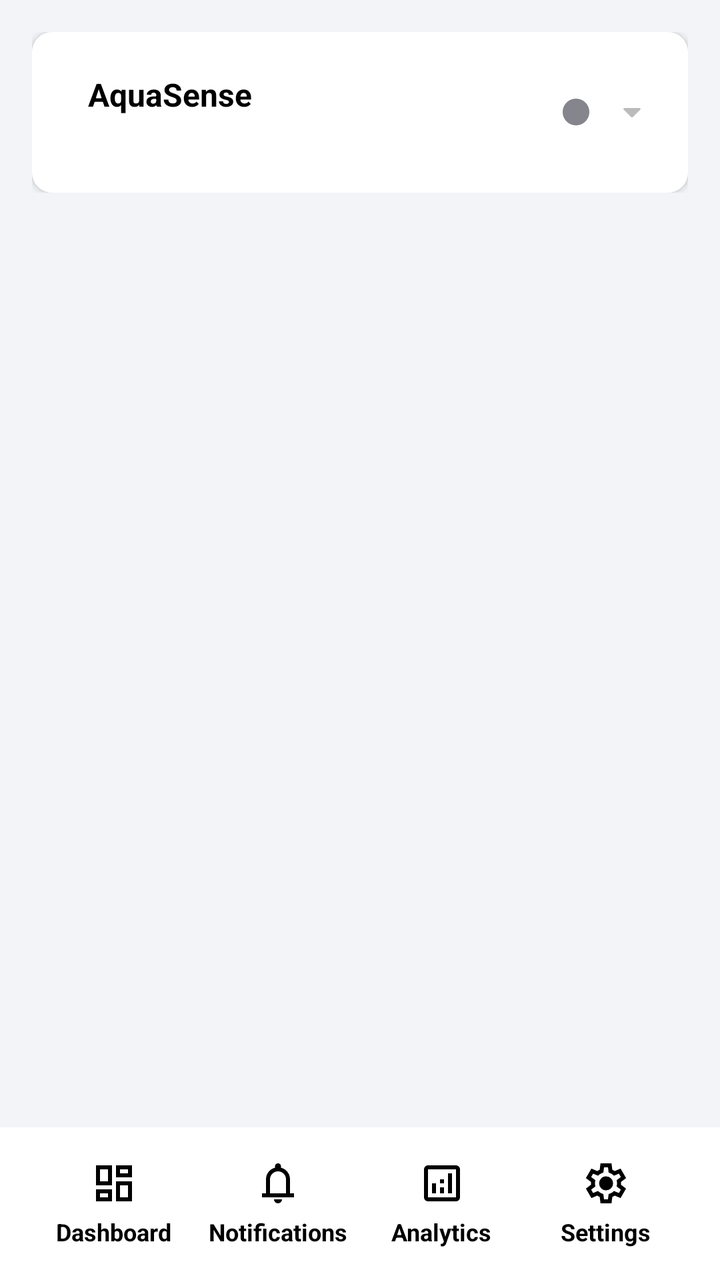
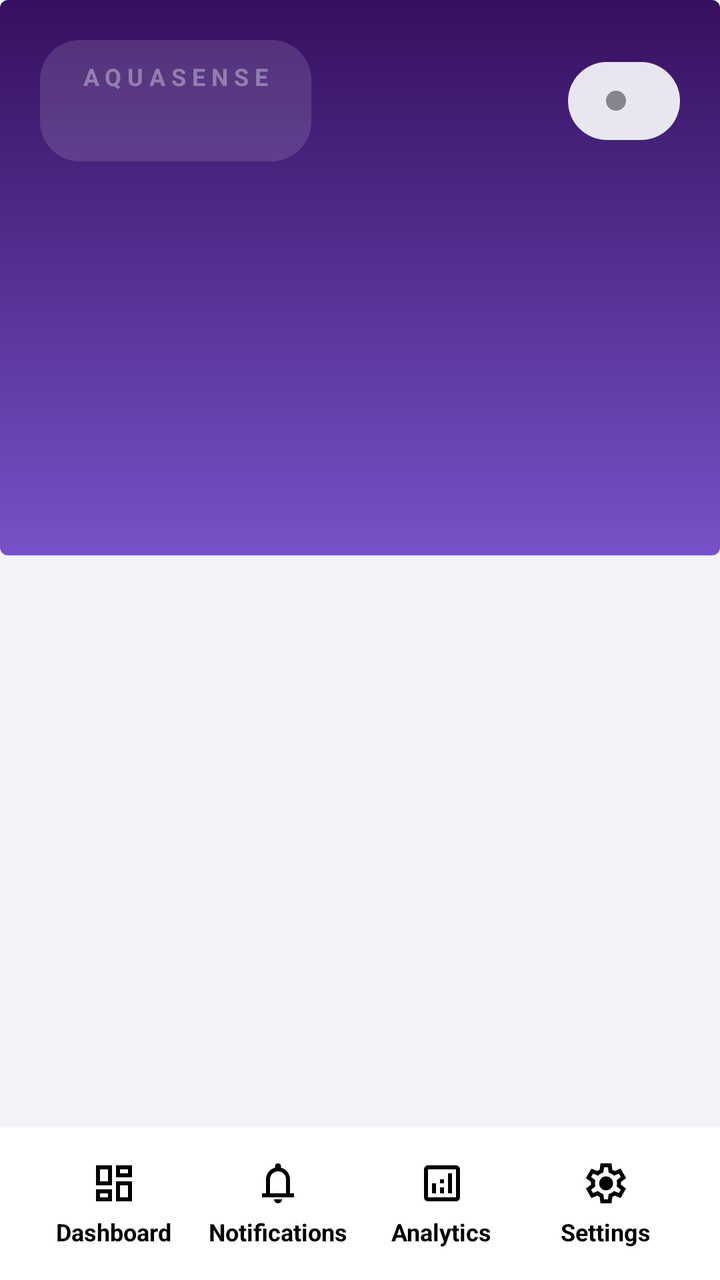

Two renders of the same Android screen: before a commit and after it. Below are the layout's source before the change and the commit's diff.
<!-- AndroidManifest.xml: application theme Theme.AquaSense -->
<!-- res/layout/fragment_dashboard.xml -->
<?xml version="1.0" encoding="utf-8"?>
<androidx.constraintlayout.widget.ConstraintLayout
    xmlns:android="http://schemas.android.com/apk/res/android"
    xmlns:app="http://schemas.android.com/apk/res-auto"
    android:layout_width="match_parent"
    android:layout_height="match_parent"
    android:background="@color/background"
    android:orientation="vertical"
>
    <LinearLayout
        android:id="@+id/dashboardHeader"
        app:layout_constraintTop_toTopOf="parent"
        android:layout_width="match_parent"
        android:layout_height="wrap_content"
        android:background="@color/background"
        android:orientation="vertical"
        android:layout_margin="16dp"
    >
        <LinearLayout
            android:layout_width="match_parent"
            android:layout_height="wrap_content"
            android:background="@drawable/bg_settings_card"
            android:clickable="true"
            android:elevation="2dp"
            android:focusable="true"
            android:foreground="?attr/selectableItemBackground"
            android:gravity="center_vertical"
            android:orientation="horizontal"
            android:padding="16dp"
        >
            <LinearLayout
                android:layout_width="0dp"
                android:layout_height="wrap_content"
                android:layout_weight="1"
                android:orientation="horizontal"
                android:gravity="center_vertical"
            >
                <TextView
                    android:id="@+id/aquariumTitleIcon"
                    android:layout_width="wrap_content"
                    android:layout_height="wrap_content"
                    android:textSize="36sp"
                />
                <LinearLayout
                    android:layout_marginStart="12dp"
                    android:layout_width="match_parent"
                    android:layout_height="wrap_content"
                    android:orientation="vertical"
                >
                    <TextView
                        android:layout_width="wrap_content"
                        android:layout_height="wrap_content"
                        android:textColor="@color/text_primary"
                        android:text="@string/app_name"
                        android:textSize="16sp"
                        android:textStyle="bold"
                    />
                    <TextView
                        android:id="@+id/aquariumTitleText"
                        android:layout_width="wrap_content"
                        android:layout_height="wrap_content"
                        android:textColor="@color/text_primary"
                        android:textSize="13sp"
                    />
                </LinearLayout>
            </LinearLayout>

            <ImageView
                android:id="@+id/aquariumBoardStatusIcon"
                android:layout_width="16dp"
                android:layout_height="16dp"
                android:src="@drawable/gray_circle_24"
                android:contentDescription="@null"
            />

            <TextView
                android:id="@+id/aquariumBoardStatusText"
                android:layout_width="wrap_content"
                android:layout_height="wrap_content"
                android:layout_marginStart="4dp"
                android:textColor="@color/text_primary"
                android:textSize="16sp"
                android:textStyle="bold"
            />

            <ImageView
                android:layout_width="24dp"
                android:layout_height="24dp"
                android:layout_marginStart="4dp"
                android:src="@drawable/rounded_arrow_drop_down_24"
                android:contentDescription="@null"
            />
        </LinearLayout>
    </LinearLayout>
    <androidx.recyclerview.widget.RecyclerView
        android:id="@+id/sensorGrid"
        app:layout_constraintTop_toBottomOf="@id/dashboardHeader"
        app:layout_constraintBottom_toTopOf="@id/dashboardFooter"
        app:layout_constraintStart_toStartOf="parent"
        app:layout_constraintEnd_toEndOf="parent"
        android:layout_width="0dp"
        android:layout_height="0dp"
        android:padding="16dp"
        android:clipToPadding="false"
    />
    <LinearLayout
        android:id="@+id/dashboardFooter"
        app:layout_constraintBottom_toBottomOf="parent"
        android:layout_width="match_parent"
        android:layout_height="wrap_content"
        android:background="@color/card_background"
        android:orientation="horizontal"
        android:gravity="center_vertical"
        android:padding="16dp"
        android:baselineAligned="false"
    >
        <LinearLayout
            android:id="@+id/navbarDashboard"
            android:layout_width="0dp"
            android:layout_height="wrap_content"
            android:layout_weight="1"
            android:gravity="center"
            android:background="@color/card_background"
            android:orientation="vertical"
            android:clickable="true"
            android:focusable="true"
            android:foreground="?attr/selectableItemBackgroundBorderless"
        >
            <ImageView
                android:layout_width="24dp"
                android:layout_height="24dp"
                android:src="@drawable/dashboard_24px"
                android:contentDescription="@null"
            />
            <TextView
                android:layout_width="wrap_content"
                android:layout_height="wrap_content"
                android:textColor="@color/text_primary"
                android:text="@string/dashboard"
                android:layout_marginTop="4dp"
                android:textSize="12sp"
                android:textStyle="bold"
            />
        </LinearLayout>
        <LinearLayout
            android:id="@+id/navbarNotifications"
            android:layout_width="0dp"
            android:layout_height="wrap_content"
            android:layout_weight="1"
            android:gravity="center"
            android:background="@color/card_background"
            android:orientation="vertical"
            android:clickable="true"
            android:focusable="true"
            android:foreground="?attr/selectableItemBackgroundBorderless"
            >
            <ImageView
                android:layout_width="24dp"
                android:layout_height="24dp"
                android:src="@drawable/notifications_24px"
                android:contentDescription="@null"
                />
            <TextView
                android:layout_width="wrap_content"
                android:layout_height="wrap_content"
                android:textColor="@color/text_primary"
                android:text="@string/notifications"
                android:layout_marginTop="4dp"
                android:textSize="12sp"
                android:textStyle="bold"
                />
        </LinearLayout>
        <LinearLayout
            android:id="@+id/navbarAnalytics"
            android:layout_width="0dp"
            android:layout_height="wrap_content"
            android:layout_weight="1"
            android:gravity="center"
            android:background="@color/card_background"
            android:orientation="vertical"
            android:clickable="true"
            android:focusable="true"
            android:foreground="?attr/selectableItemBackgroundBorderless"
            >
            <ImageView
                android:layout_width="24dp"
                android:layout_height="24dp"
                android:src="@drawable/analytics_24px"
                android:contentDescription="@null"
                />
            <TextView
                android:layout_width="wrap_content"
                android:layout_height="wrap_content"
                android:textColor="@color/text_primary"
                android:text="@string/analytics"
                android:layout_marginTop="4dp"
                android:textSize="12sp"
                android:textStyle="bold"
                />
        </LinearLayout>
        <LinearLayout
            android:id="@+id/navbarSettings"
            android:layout_width="0dp"
            android:layout_height="wrap_content"
            android:layout_weight="1"
            android:gravity="center"
            android:background="@color/card_background"
            android:orientation="vertical"
            android:clickable="true"
            android:focusable="true"
            android:foreground="?attr/selectableItemBackgroundBorderless"
            >
            <ImageView
                android:layout_width="24dp"
                android:layout_height="24dp"
                android:src="@drawable/settings_24px"
                android:contentDescription="@null"
                />
            <TextView
                android:layout_width="wrap_content"
                android:layout_height="wrap_content"
                android:textColor="@color/text_primary"
                android:text="@string/settings"
                android:layout_marginTop="4dp"
                android:textSize="12sp"
                android:textStyle="bold"
                />
        </LinearLayout>
    </LinearLayout>
</androidx.constraintlayout.widget.ConstraintLayout>
<!-- resources referenced by this layout -->
<resources>
  <color name="background">#FFF2F4F8</color>
  <color name="card_background">#FFFFFFFF</color>
  <color name="text_primary">#FF000000</color>
  <!-- drawable bg_settings_card (drawable) -->
  <?xml version="1.0" encoding="utf-8"?>
  <shape xmlns:android="http://schemas.android.com/apk/res/android"
      android:shape="rectangle">
      <solid android:color="@color/card_background" />
      <corners android:radius="10dp" />
  </shape>
  <!-- drawable dashboard_24px (drawable) -->
  <vector xmlns:android="http://schemas.android.com/apk/res/android"
      android:width="24dp"
      android:height="24dp"
      android:viewportWidth="960"
      android:viewportHeight="960"
      android:tint="@color/text_primary">
    <path
        android:fillColor="@android:color/white"
        android:pathData="M520,360L520,120L840,120L840,360L520,360ZM120,520L120,120L440,120L440,520L120,520ZM520,840L520,440L840,440L840,840L520,840ZM120,840L120,600L440,600L440,840L120,840ZM200,440L360,440L360,200L200,200L200,440ZM600,760L760,760L760,520L600,520L600,760ZM600,280L760,280L760,200L600,200L600,280ZM200,760L360,760L360,680L200,680L200,760ZM360,440L360,440L360,440L360,440ZM600,280L600,280L600,280L600,280ZM600,520L600,520L600,520L600,520ZM360,680L360,680L360,680L360,680Z"/>
  </vector>
  <!-- drawable gray_circle_24 (drawable) -->
  <vector xmlns:android="http://schemas.android.com/apk/res/android" android:height="24dp" android:tint="@color/status_gray" android:viewportHeight="24" android:viewportWidth="24" android:width="24dp">
        
      <path android:fillColor="@android:color/white" android:pathData="M12,2C6.47,2 2,6.47 2,12s4.47,10 10,10 10,-4.47 10,-10S17.53,2 12,2z"/>
      
  </vector>
  <!-- drawable rounded_arrow_drop_down_24 (drawable) -->
  <vector xmlns:android="http://schemas.android.com/apk/res/android" android:height="24dp" android:tint="@color/icon_gray" android:viewportHeight="960" android:viewportWidth="960" android:width="24dp">
        
      <path android:fillColor="@android:color/white" android:pathData="M459,579L314,434Q311,431 309.5,427.5Q308,424 308,420Q308,412 313.5,406Q319,400 328,400L632,400Q641,400 646.5,406Q652,412 652,420Q652,422 646,434L501,579Q496,584 491,586Q486,588 480,588Q474,588 469,586Q464,584 459,579Z"/>
      
  </vector>
  <string name="analytics">Analytics</string>
  <string name="app_name">AquaSense</string>
  <string name="dashboard">Dashboard</string>
  <string name="notifications">Notifications</string>
  <string name="settings">Settings</string>
  <style name="Theme.AquaSense" parent="Theme.MaterialComponents.DayNight.NoActionBar" />
  <color name="status_gray">#FF84858D</color>
  <color name="icon_gray">#FFBBBBBB</color>
  <!-- unchanged entries left out for length: 3 -->
</resources>

<!-- the commit's change to res/layout/fragment_dashboard.xml (unified diff, before → after) -->
@@ -7,91 +7,147 @@
     android:background="@color/background"
     android:orientation="vertical"
 >
-    <LinearLayout
+    <com.google.android.material.card.MaterialCardView
         android:id="@+id/dashboardHeader"
         app:layout_constraintTop_toTopOf="parent"
         android:layout_width="match_parent"
         android:layout_height="wrap_content"
-        android:background="@color/background"
-        android:orientation="vertical"
-        android:layout_margin="16dp"
+        app:cardElevation="0dp"
     >
-        <LinearLayout
+        <androidx.constraintlayout.widget.ConstraintLayout
+            android:id="@+id/dashboardHeaderGradient"
             android:layout_width="match_parent"
-            android:layout_height="wrap_content"
-            android:background="@drawable/bg_settings_card"
-            android:clickable="true"
-            android:elevation="2dp"
-            android:focusable="true"
-            android:foreground="?attr/selectableItemBackground"
-            android:gravity="center_vertical"
-            android:orientation="horizontal"
-            android:padding="16dp"
+            android:layout_height="match_parent"
+            android:background="@drawable/bg_dashboard_header"
         >
-            <LinearLayout
-                android:layout_width="0dp"
-                android:layout_height="wrap_content"
-                android:layout_weight="1"
-                android:orientation="horizontal"
+            <androidx.constraintlayout.widget.ConstraintLayout
+                android:id="@+id/aquariumHeader"
+                android:layout_width="match_parent"
+                android:layout_height="wrap_content"
                 android:gravity="center_vertical"
-            >
-                <TextView
-                    android:id="@+id/aquariumTitleIcon"
+                app:layout_constraintStart_toStartOf="parent"
+                app:layout_constraintEnd_toEndOf="parent"
+                app:layout_constraintTop_toTopOf="parent"
+                app:layout_constraintBottom_toTopOf="@id/aquariumSensorsStatusIcon"
+            >
+                
+                <LinearLayout
+                    android:id="@+id/aquariumSelector"
                     android:layout_width="wrap_content"
                     android:layout_height="wrap_content"
-                    android:textSize="36sp"
-                />
-                <LinearLayout
-                    android:layout_marginStart="12dp"
-                    android:layout_width="match_parent"
-                    android:layout_height="wrap_content"
+                    android:layout_marginStart="20dp"
+                    android:layout_marginTop="20dp"
+                    android:background="@drawable/bg_chip_0x22_alpha"
+                    android:gravity="center"
                     android:orientation="vertical"
+                    android:paddingHorizontal="20dp"
+                    android:paddingVertical="10dp"
+                    app:layout_constraintStart_toStartOf="parent"
+                    app:layout_constraintTop_toTopOf="parent"
+                    app:layout_constraintBottom_toBottomOf="parent"
+                    android:clickable="true"
+                    android:focusable="true"
+                    android:foreground="@drawable/rounded_ripple_20dp_radius"
                 >
                     <TextView
+                        android:text="@string/app_name_uppercase"
                         android:layout_width="wrap_content"
                         android:layout_height="wrap_content"
-                        android:textColor="@color/text_primary"
-                        android:text="@string/app_name"
-                        android:textSize="16sp"
+                        android:textColor="@color/alpha_0x60_white"
+                        android:textSize="12sp"
                         android:textStyle="bold"
+                        android:letterSpacing="0.25"
                     />
                     <TextView
                         android:id="@+id/aquariumTitleText"
                         android:layout_width="wrap_content"
                         android:layout_height="wrap_content"
-                        android:textColor="@color/text_primary"
-                        android:textSize="13sp"
+                        android:textColor="@color/alpha_0xD0_white"
+                        android:textSize="18sp"
+                        android:textStyle="bold"
                     />
                 </LinearLayout>
-            </LinearLayout>
-
-            <ImageView
-                android:id="@+id/aquariumBoardStatusIcon"
-                android:layout_width="16dp"
-                android:layout_height="16dp"
-                android:src="@drawable/gray_circle_24"
-                android:contentDescription="@null"
-            />
-
-            <TextView
-                android:id="@+id/aquariumBoardStatusText"
-                android:layout_width="wrap_content"
-                android:layout_height="wrap_content"
-                android:layout_marginStart="4dp"
-                android:textColor="@color/text_primary"
+
+                
+                <LinearLayout
+                    android:id="@+id/aquariumBoardStatus"
+                    android:layout_width="wrap_content"
+                    android:layout_height="wrap_content"
+                    android:layout_marginEnd="20dp"
+                    android:layout_marginTop="20dp"
+                    android:background="@drawable/bg_chip_0xf0_alpha"
+                    android:gravity="center_vertical"
+                    android:orientation="horizontal"
+                    android:paddingHorizontal="18dp"
+                    android:paddingVertical="10dp"
+                    app:layout_constraintEnd_toEndOf="parent"
+                    app:layout_constraintTop_toTopOf="parent"
+                    app:layout_constraintBottom_toBottomOf="parent"
+                >
+                    <ImageView
+                        android:id="@+id/aquariumBoardStatusIcon"
+                        android:layout_width="12dp"
+                        android:layout_height="12dp"
+                        android:src="@drawable/gray_circle_24"
+                        android:contentDescription="@null"
+                    />
+                    <TextView
+                        android:id="@+id/aquariumBoardStatusText"
+                        android:layout_marginStart="8dp"
+                        android:layout_width="wrap_content"
+                        android:layout_height="wrap_content"
+                        android:textSize="14sp"
+                        android:textStyle="bold"
+                    />
+                </LinearLayout>
+            </androidx.constraintlayout.widget.ConstraintLayout>
+
+            
+            <TextView
+                android:id="@+id/aquariumSensorsStatusIcon"
+                android:layout_width="wrap_content"
+                android:layout_height="wrap_content"
+                android:layout_marginVertical="10dp"
+                android:textSize="72sp"
+                app:layout_constraintTop_toBottomOf="@id/aquariumHeader"
+                app:layout_constraintBottom_toTopOf="@id/aquariumSensorsStatusHeading"
+                app:layout_constraintStart_toStartOf="parent"
+                app:layout_constraintEnd_toEndOf="parent"
+            />
+
+            
+            <TextView
+                android:id="@+id/aquariumSensorsStatusHeading"
+                android:layout_width="wrap_content"
+                android:layout_height="wrap_content"
+                android:textColor="@color/alpha_0xF0_white"
+                android:textSize="28sp"
+                android:textStyle="bold"
+                app:layout_constraintTop_toBottomOf="@id/aquariumSensorsStatusIcon"
+                app:layout_constraintBottom_toTopOf="@id/aquariumSensorsStatusDescription"
+                app:layout_constraintStart_toStartOf="parent"
+                app:layout_constraintEnd_toEndOf="parent"
+            />
+
+            
+            <TextView
+                android:id="@+id/aquariumSensorsStatusDescription"
+                android:layout_width="wrap_content"
+                android:layout_height="wrap_content"
+                android:gravity="center"
+                android:textColor="@color/alpha_0xC0_white"
                 android:textSize="16sp"
-                android:textStyle="bold"
-            />
-
-            <ImageView
-                android:layout_width="24dp"
-                android:layout_height="24dp"
-                android:layout_marginStart="4dp"
-                android:src="@drawable/rounded_arrow_drop_down_24"
-                android:contentDescription="@null"
-            />
-        </LinearLayout>
-    </LinearLayout>
+                android:layout_marginTop="2dp"
+                android:layout_marginBottom="20dp"
+                android:paddingHorizontal="50dp"
+                app:layout_constraintTop_toBottomOf="@id/aquariumSensorsStatusHeading"
+                app:layout_constraintBottom_toBottomOf="parent"
+                app:layout_constraintStart_toStartOf="parent"
+                app:layout_constraintEnd_toEndOf="parent"
+            />
+        </androidx.constraintlayout.widget.ConstraintLayout>
+    </com.google.android.material.card.MaterialCardView>
+
     <androidx.recyclerview.widget.RecyclerView
         android:id="@+id/sensorGrid"
         app:layout_constraintTop_toBottomOf="@id/dashboardHeader"
@@ -103,6 +159,7 @@
         android:padding="16dp"
         android:clipToPadding="false"
     />
+
     <LinearLayout
         android:id="@+id/dashboardFooter"
         app:layout_constraintBottom_toBottomOf="parent"
<!-- resource entries referenced after the edit -->
@@ -1,14 +1,32 @@
 <!-- resources referenced by this layout -->
 <resources>
+  <color name="alpha_0x60_white">#60F2F4F8</color>
+  <color name="alpha_0xC0_white">#C0F2F4F8</color>
+  <color name="alpha_0xD0_white">#D0F2F4F8</color>
+  <color name="alpha_0xF0_white">#F0F2F4F8</color>
   <color name="background">#FFF2F4F8</color>
   <color name="card_background">#FFFFFFFF</color>
   <color name="text_primary">#FF000000</color>
-  <!-- drawable bg_settings_card (drawable) -->
+  <!-- drawable bg_chip_0x22_alpha (drawable) -->
   <?xml version="1.0" encoding="utf-8"?>
-  <shape xmlns:android="http://schemas.android.com/apk/res/android"
-      android:shape="rectangle">
-      <solid android:color="@color/card_background" />
-      <corners android:radius="10dp" />
+  <shape xmlns:android="http://schemas.android.com/apk/res/android">
+      <solid android:color="@color/alpha_0x22_background"/>
+      <corners android:radius="20dp"/>
+  </shape>
+  <!-- drawable bg_chip_0xf0_alpha (drawable) -->
+  <?xml version="1.0" encoding="utf-8"?>
+  <shape xmlns:android="http://schemas.android.com/apk/res/android">
+      <solid android:color="@color/alpha_0xF0_background"/>
+      <corners android:radius="20dp"/>
+  </shape>
+  <!-- drawable bg_dashboard_header (drawable) -->
+  <?xml version="1.0" encoding="utf-8"?>
+  <shape xmlns:android="http://schemas.android.com/apk/res/android">
+      <gradient
+          android:startColor="@color/aquarium_sensors_status_stormy_gradient_start"
+          android:endColor="@color/aquarium_sensors_status_stormy_gradient_end"
+          android:angle="90"
+      />
   </shape>
   <!-- drawable dashboard_24px (drawable) -->
   <vector xmlns:android="http://schemas.android.com/apk/res/android"
@@ -27,20 +45,30 @@
       <path android:fillColor="@android:color/white" android:pathData="M12,2C6.47,2 2,6.47 2,12s4.47,10 10,10 10,-4.47 10,-10S17.53,2 12,2z"/>
       
   </vector>
-  <!-- drawable rounded_arrow_drop_down_24 (drawable) -->
-  <vector xmlns:android="http://schemas.android.com/apk/res/android" android:height="24dp" android:tint="@color/icon_gray" android:viewportHeight="960" android:viewportWidth="960" android:width="24dp">
-        
-      <path android:fillColor="@android:color/white" android:pathData="M459,579L314,434Q311,431 309.5,427.5Q308,424 308,420Q308,412 313.5,406Q319,400 328,400L632,400Q641,400 646.5,406Q652,412 652,420Q652,422 646,434L501,579Q496,584 491,586Q486,588 480,588Q474,588 469,586Q464,584 459,579Z"/>
-      
-  </vector>
+  <!-- drawable rounded_ripple_20dp_radius (drawable) -->
+  <?xml version="1.0" encoding="utf-8"?>
+  <ripple
+      xmlns:android="http://schemas.android.com/apk/res/android"
+      android:color="@color/alpha_0x22_background"
+  >
+      <item android:id="@android:id/mask">
+          <shape>
+              <solid android:color="@color/background"/>
+              <corners android:radius="20dp"/>
+          </shape>
+      </item>
+  </ripple>
   <string name="analytics">Analytics</string>
-  <string name="app_name">AquaSense</string>
+  <string name="app_name_uppercase">AQUASENSE</string>
   <string name="dashboard">Dashboard</string>
   <string name="notifications">Notifications</string>
   <string name="settings">Settings</string>
   <style name="Theme.AquaSense" parent="Theme.MaterialComponents.DayNight.NoActionBar" />
+  <color name="alpha_0x22_background">#22F2F4F8</color>
+  <color name="alpha_0xF0_background">#F0F2F4F8</color>
+  <color name="aquarium_sensors_status_stormy_gradient_start">#7552C7</color>
+  <color name="aquarium_sensors_status_stormy_gradient_end">#35105F</color>
   <color name="status_gray">#FF84858D</color>
-  <color name="icon_gray">#FFBBBBBB</color>
   <!-- unchanged entries left out for length: 3 -->
 </resources>
 
